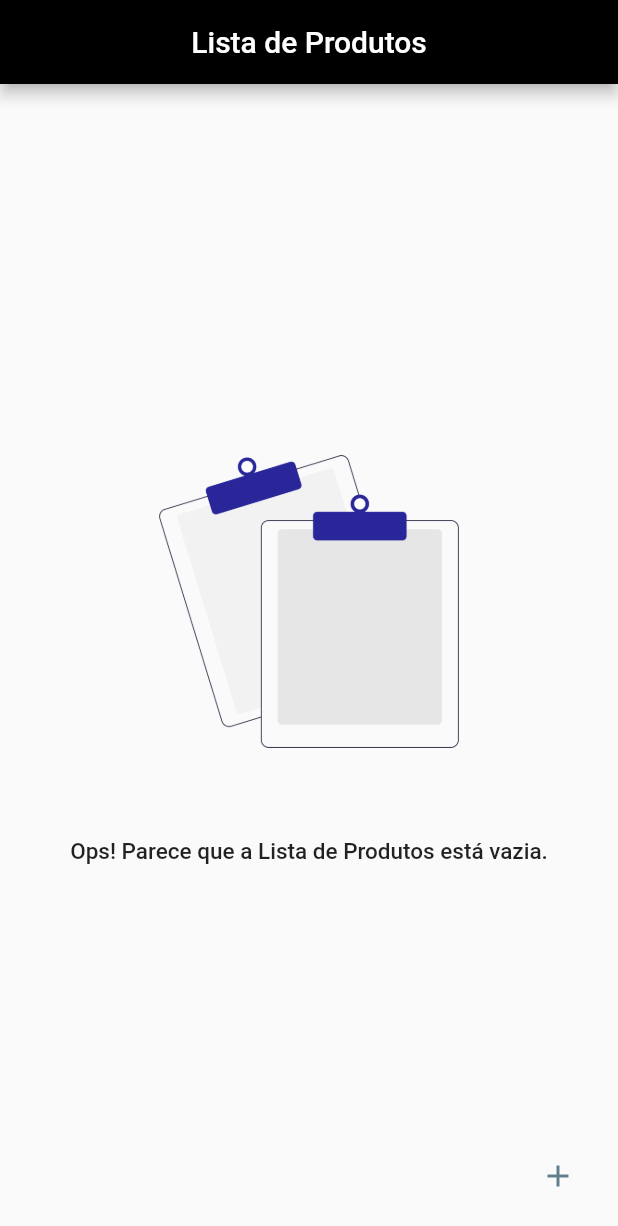
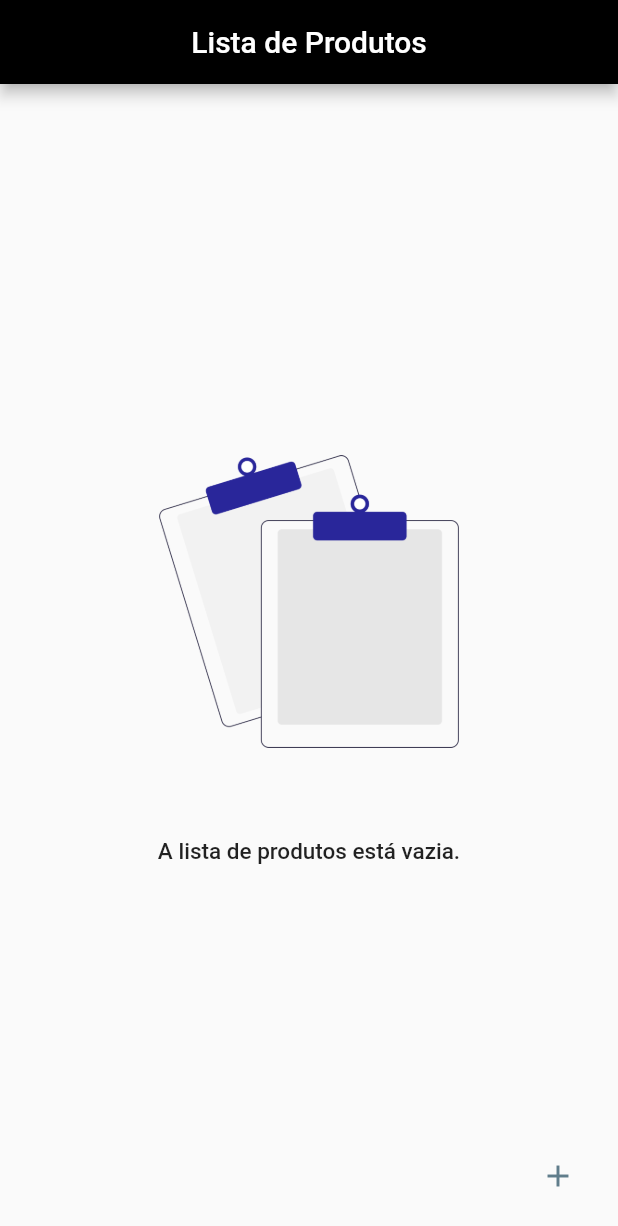
Before and after one commit to paolaagrassi/products_register_crud, a Flutter app: the screen it shows after launch, on a phone screen of 412 x 824 dp. Shown: the top 1226 px of the screen. Run offline on Flutter 3.47's test engine with Material 2 defaults, Android fonts, the phone set to English and light mode, and no system bars; our stand-ins replace brasil_fields, dio, expansion_tile_card, pretty_dio_logger; missing offline and left inert: validatorless; network calls fail.

Commit message:
fix layout

```diff
--- a/lib/views/home_view.dart
+++ b/lib/views/home_view.dart
@@ -135,7 +135,7 @@ class _HomeViewState extends State<HomeView> {
           ),
           const Padding(padding: EdgeInsets.all(30)),
           const Text(
-            'Ops! Parece que a Lista de Produtos está vazia.',
+            'A lista de produtos está vazia.',
             textAlign: TextAlign.center,
             style: TextStyle(
               fontWeight: FontWeight.w500,
```
